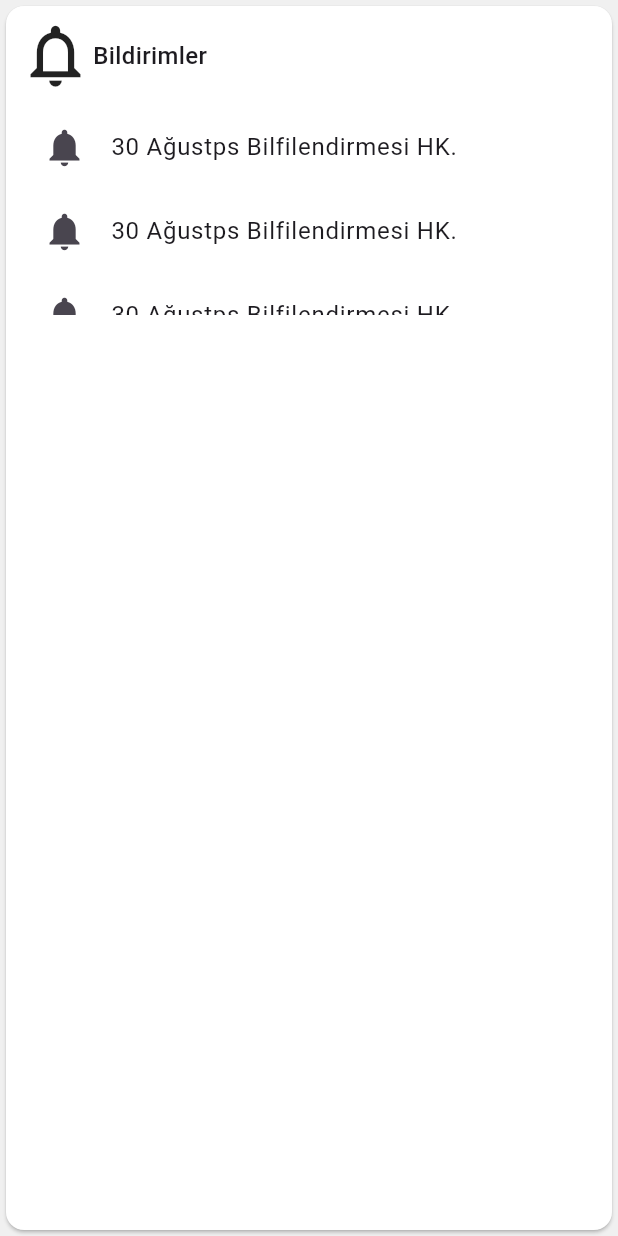
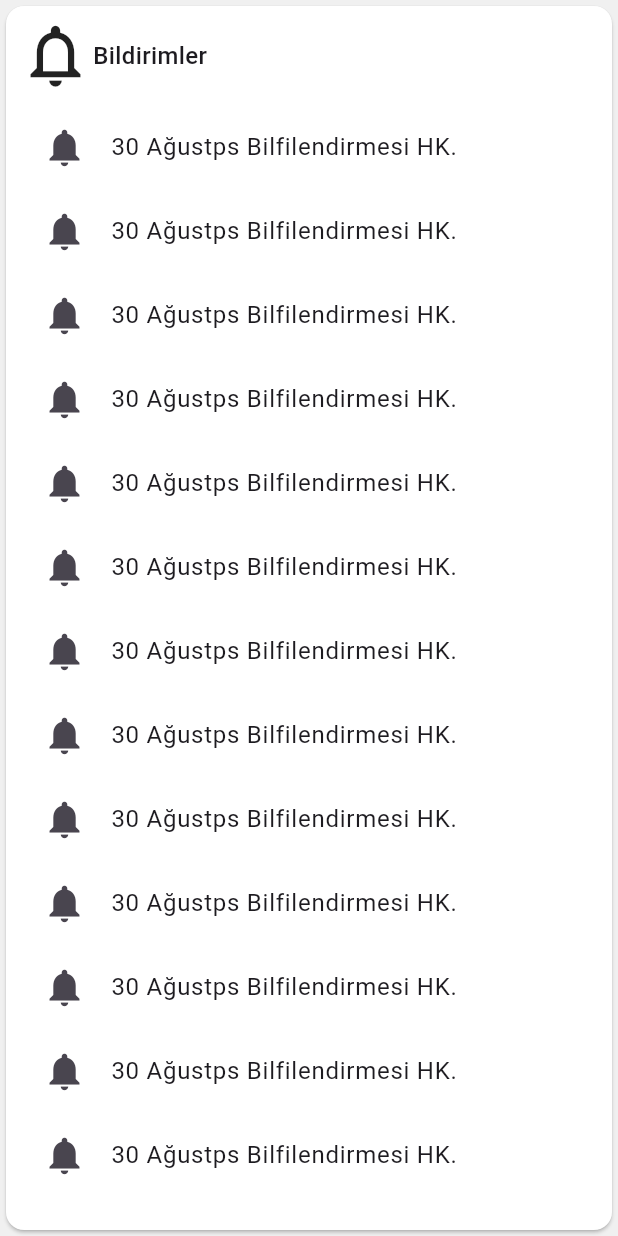
Before and after one commit to PenguBey/opak_mobile, a Flutter app: the BildirimListesiWidget widget shown alone on an empty page, opened directly, on a phone screen of 412 x 824 dp. Run offline on Flutter 3.47's test engine with Material 3 defaults, Android fonts, the phone set to English and light mode, and no system bars; our stand-ins replace fl_chart; network calls fail.

```diff
--- a/lib/main.dart
+++ b/lib/main.dart
@@ -3,7 +3,7 @@ import 'package:opak_mobile/constants/color_con.dart';
 import 'package:opak_mobile/views/navigation_view.dart';
 
 void main() {
-  runApp(MyApp());
+  runApp(const MyApp());
 }
 
 class MyApp extends StatelessWidget {
--- a/lib/widgets/bildirim_listesi_widget.dart
+++ b/lib/widgets/bildirim_listesi_widget.dart
@@ -10,7 +10,8 @@ class BildirimListesiWidget extends StatelessWidget {
 
   @override
   Widget build(BuildContext context) {
-    return Card(
+    return Expanded(
+      child: Card(
         color: ColorCon.foreGround,
         child: Padding(
           padding: EdgeCon.card,
@@ -31,8 +32,7 @@ class BildirimListesiWidget extends StatelessWidget {
                   ],
                 ),
               ),
-            SizedBox(
-              height: 140,
+              Expanded(
                 child: ListView.builder(
                   itemCount: 100,
                   itemBuilder: (context, index) {
@@ -49,6 +49,7 @@ class BildirimListesiWidget extends StatelessWidget {
             ],
           ),
         ),
+      ),
     );
   }
 }
--- a/lib/widgets/yemek_listesi_widget.dart
+++ b/lib/widgets/yemek_listesi_widget.dart
@@ -16,6 +16,7 @@ class YemekListesiWidget extends StatelessWidget {
         padding: EdgeCon.card,
         child: Column(
           crossAxisAlignment: CrossAxisAlignment.start,
+          mainAxisSize: MainAxisSize.max,
           children: [
             const Padding(
               padding: EdgeCon.miniBaslik,
```
Also changed, not shown: lib/views/maas_view.dart (+2 -27 lines), lib/views/main_menu_view.dart (+2 -7 lines), lib/widgets/basit_bilgialan_wiget.dart (added, +41 -0 lines), lib/widgets/bottom_navigationbar_widget.dart (added, +18 -0 lines). Lines whose indentation alone changed are shown as unchanged.
